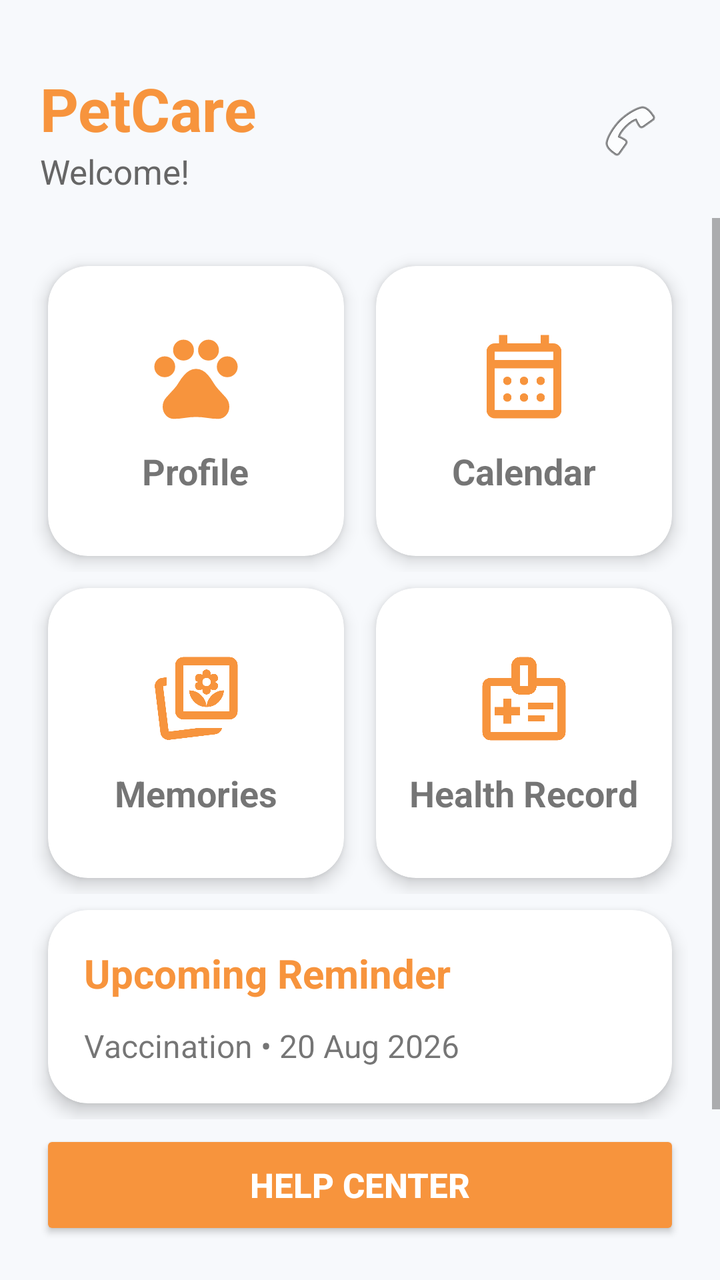
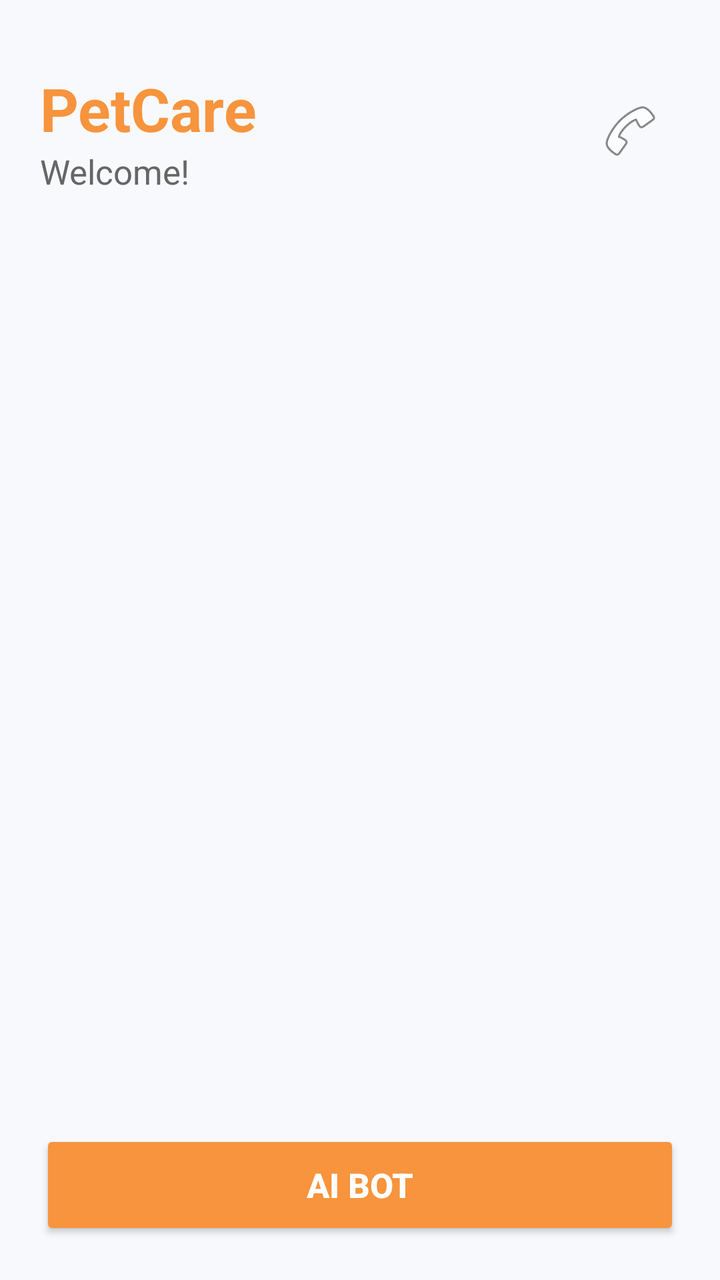

The first picture is an Android layout as it rendered before a commit; the second is the same layout after the commit. The layout source and the unified diff follow.
<!-- AndroidManifest.xml: application theme Theme.PETCARE -->
<!-- res/layout/home.xml -->
<?xml version="1.0" encoding="utf-8"?>


<androidx.constraintlayout.widget.ConstraintLayout
    xmlns:android="http://schemas.android.com/apk/res/android"
    xmlns:app="http://schemas.android.com/apk/res-auto"
    android:layout_width="match_parent"
    android:layout_height="match_parent"
    android:background="#F7F9FC">

    

    <LinearLayout
        android:id="@+id/header"
        android:layout_width="0dp"
        android:layout_height="wrap_content"
        android:layout_marginTop="22dp"
        android:paddingHorizontal="20dp"
        android:paddingVertical="12dp"
        android:gravity="center_vertical"
        android:orientation="horizontal"
        app:layout_constraintTop_toTopOf="parent"
        app:layout_constraintStart_toStartOf="parent"
        app:layout_constraintEnd_toEndOf="parent">

        <LinearLayout
            android:layout_width="0dp"
            android:layout_height="wrap_content"
            android:layout_weight="1"
            android:orientation="vertical">

            <TextView
                android:layout_width="wrap_content"
                android:layout_height="wrap_content"
                android:text="PetCare"
                android:textColor="#F7943D"
                android:textSize="30sp"
                android:textStyle="bold"/>

            <TextView
                android:id="@+id/txtWelcome"
                android:layout_width="wrap_content"
                android:layout_height="wrap_content"
                android:text="Welcome!"
                android:textColor="#666666"
                android:textSize="17sp"/>

        </LinearLayout>

        <ImageButton
            android:id="@+id/btnHelpline"
            android:layout_width="50dp"
            android:layout_height="50dp"
            android:background="?attr/selectableItemBackgroundBorderless"
            android:src="@android:drawable/ic_menu_call"/>

    </LinearLayout>


    

    <ScrollView
        android:layout_width="0dp"
        android:layout_height="0dp"
        app:layout_constraintTop_toBottomOf="@id/header"
        app:layout_constraintBottom_toTopOf="@id/btnHelp"
        app:layout_constraintStart_toStartOf="parent"
        app:layout_constraintEnd_toEndOf="parent">

        <LinearLayout
            android:layout_width="match_parent"
            android:layout_height="wrap_content"
            android:orientation="vertical"
            android:padding="16dp">

            

            <LinearLayout
                android:layout_width="match_parent"
                android:layout_height="wrap_content"
                android:orientation="horizontal">

                <androidx.cardview.widget.CardView
                    android:id="@+id/cardProfile"
                    android:layout_width="0dp"
                    android:layout_height="145dp"
                    android:layout_weight="1"
                    android:layout_margin="8dp"
                    app:cardCornerRadius="20dp"
                    app:cardElevation="5dp">

                    <LinearLayout
                        android:layout_width="match_parent"
                        android:layout_height="match_parent"
                        android:gravity="center"
                        android:orientation="vertical">

                        <ImageView
                            android:layout_width="50dp"
                            android:layout_height="50dp"
                            android:src="@drawable/ic_profile"
                            app:tint="@color/orange"/>

                        <TextView
                            android:layout_width="wrap_content"
                            android:layout_height="wrap_content"
                            android:layout_marginTop="10dp"
                            android:text="Profile"
                            android:textSize="18sp"
                            android:textStyle="bold" />

                    </LinearLayout>

                </androidx.cardview.widget.CardView>

                <androidx.cardview.widget.CardView
                    android:id="@+id/cardCalendar"
                    android:layout_width="0dp"
                    android:layout_height="145dp"
                    android:layout_weight="1"
                    android:layout_margin="8dp"
                    app:cardCornerRadius="20dp"
                    app:cardElevation="5dp">

                    <LinearLayout
                        android:layout_width="match_parent"
                        android:layout_height="match_parent"
                        android:gravity="center"
                        android:orientation="vertical">

                        <ImageView
                            android:layout_width="50dp"
                            android:layout_height="50dp"
                            android:src="@drawable/ic_calendar"
                            app:tint="@color/orange"/>

                        <TextView
                            android:layout_width="wrap_content"
                            android:layout_height="wrap_content"
                            android:layout_marginTop="10dp"
                            android:text="Calendar"
                            android:textSize="18sp"
                            android:textStyle="bold"/>

                    </LinearLayout>

                </androidx.cardview.widget.CardView>

            </LinearLayout>

            

            <LinearLayout
                android:layout_width="match_parent"
                android:layout_height="wrap_content"
                android:orientation="horizontal">

                <androidx.cardview.widget.CardView
                    android:id="@+id/cardReminder"
                    android:layout_width="0dp"
                    android:layout_height="145dp"
                    android:layout_weight="1"
                    android:layout_margin="8dp"
                    app:cardCornerRadius="20dp"
                    app:cardElevation="5dp">

                    <LinearLayout
                        android:layout_width="match_parent"
                        android:layout_height="match_parent"
                        android:gravity="center"
                        android:orientation="vertical">

                        <ImageView
                            android:layout_width="50dp"
                            android:layout_height="50dp"
                            android:src="@drawable/ic_memories"
                            app:tint="@color/orange"/>

                        <TextView
                            android:layout_width="wrap_content"
                            android:layout_height="wrap_content"
                            android:layout_marginTop="10dp"
                            android:text="Memories"
                            android:textSize="18sp"
                            android:textStyle="bold"/>

                    </LinearLayout>

                </androidx.cardview.widget.CardView>

                <androidx.cardview.widget.CardView
                    android:id="@+id/cardHealth"
                    android:layout_width="0dp"
                    android:layout_height="145dp"
                    android:layout_weight="1"
                    android:layout_margin="8dp"
                    app:cardCornerRadius="20dp"
                    app:cardElevation="5dp">

                    <LinearLayout
                        android:layout_width="match_parent"
                        android:layout_height="match_parent"
                        android:gravity="center"
                        android:orientation="vertical">

                        <ImageView
                            android:layout_width="50dp"
                            android:layout_height="50dp"
                            android:src="@drawable/ic_healthreport"
                            app:tint="@color/orange"/>

                        <TextView
                            android:layout_width="wrap_content"
                            android:layout_height="wrap_content"
                            android:layout_marginTop="10dp"
                            android:text="Health Record"
                            android:textSize="18sp"
                            android:textStyle="bold"/>

                    </LinearLayout>

                </androidx.cardview.widget.CardView>

            </LinearLayout>

            

            <androidx.cardview.widget.CardView
                android:layout_width="match_parent"
                android:layout_height="wrap_content"
                android:layout_margin="8dp"
                app:cardCornerRadius="20dp"
                app:cardElevation="5dp">

                <LinearLayout
                    android:layout_width="match_parent"
                    android:layout_height="wrap_content"
                    android:orientation="vertical"
                    android:padding="18dp">

                    <TextView
                        android:layout_width="wrap_content"
                        android:layout_height="wrap_content"
                        android:text="Upcoming Reminder"
                        android:textColor="#F7943D"
                        android:textSize="20sp"
                        android:textStyle="bold"/>

                    <TextView
                        android:layout_width="wrap_content"
                        android:layout_height="wrap_content"
                        android:layout_marginTop="12dp"
                        android:text="Vaccination • 20 Aug 2026"
                        android:textSize="16sp"/>

                </LinearLayout>

            </androidx.cardview.widget.CardView>

        </LinearLayout>

    </ScrollView>

    

    <Button
        android:id="@+id/btnHelp"
        android:layout_width="0dp"
        android:layout_height="55dp"
        android:layout_margin="20dp"
        android:backgroundTint="#F7943D"
        android:text="HELP CENTER"
        android:textAllCaps="false"
        android:textColor="#FFFFFF"
        android:textSize="17sp"
        android:textStyle="bold"
        app:layout_constraintBottom_toBottomOf="parent"
        app:layout_constraintStart_toStartOf="parent"
        app:layout_constraintEnd_toEndOf="parent"/>

</androidx.constraintlayout.widget.ConstraintLayout>
<!-- resources referenced by this layout -->
<resources>
  <color name="orange">#F7943D</color>
  <!-- drawable ic_healthreport (drawable) -->
  <vector xmlns:android="http://schemas.android.com/apk/res/android"
      android:width="24dp"
      android:height="24dp"
      android:viewportWidth="960"
      android:viewportHeight="960">
    <path
        android:pathData="M280,720h80v-80h80v-80h-80v-80h-80v80h-80v80h80v80ZM520,580h240v-60L520,520v60ZM520,700h160v-60L520,640v60ZM160,880q-33,0 -56.5,-23.5T80,800v-440q0,-33 23.5,-56.5T160,280h200v-120q0,-33 23.5,-56.5T440,80h80q33,0 56.5,23.5T600,160v120h200q33,0 56.5,23.5T880,360v440q0,33 -23.5,56.5T800,880L160,880ZM160,800h640v-440L600,360q0,33 -23.5,56.5T520,440h-80q-33,0 -56.5,-23.5T360,360L160,360v440ZM440,360h80v-200h-80v200ZM480,580Z"
        android:fillColor="#e3e3e3"/>
  </vector>
  <!-- drawable ic_memories (drawable) -->
  <vector xmlns:android="http://schemas.android.com/apk/res/android"
      android:width="24dp"
      android:height="24dp"
      android:viewportWidth="960"
      android:viewportHeight="960">
    <path
        android:pathData="M508,760h224q-7,26 -24,42t-44,20L228,875q-33,5 -59.5,-15.5T138,806L85,369q-4,-33 16,-59t53,-30l46,-6v80l-36,5 54,437 290,-36ZM360,680q-33,0 -56.5,-23.5T280,600v-440q0,-33 23.5,-56.5T360,80h440q33,0 56.5,23.5T880,160v440q0,33 -23.5,56.5T800,680L360,680ZM360,600h440v-440L360,160v440ZM580,380ZM218,796ZM581,560q68,0 115.5,-47T749,400q-68,0 -116.5,47T581,560ZM581,560q-3,-66 -51.5,-113T413,400q5,66 52.5,113T581,560ZM581,440q17,0 28.5,-11.5T621,400v-10l10,4q15,6 30.5,3t23.5,-17q9,-15 6,-32t-20,-24l-10,-4 10,-4q17,-7 19.5,-24.5T685,260q-9,-15 -24,-17.5t-30,3.5l-10,4v-10q0,-17 -11.5,-28.5T581,200q-17,0 -28.5,11.5T541,240v10l-10,-4q-15,-6 -30,-3.5T477,260q-8,14 -5.5,31.5T491,316l10,4 -10,4q-17,7 -20,24t6,32q8,14 23.5,17t30.5,-3l10,-4v10q0,17 11.5,28.5T581,440ZM581,360q-17,0 -28.5,-11.5T541,320q0,-17 11.5,-28.5T581,280q17,0 28.5,11.5T621,320q0,17 -11.5,28.5T581,360Z"
        android:fillColor="#e3e3e3"/>
  </vector>
  <!-- drawable ic_profile (drawable) -->
  <vector xmlns:android="http://schemas.android.com/apk/res/android"
      android:width="24dp"
      android:height="24dp"
      android:viewportWidth="960"
      android:viewportHeight="960">
    <path
        android:pathData="M180,485q-42,0 -71,-29t-29,-71q0,-42 29,-71t71,-29q42,0 71,29t29,71q0,42 -29,71t-71,29ZM289,296q-29,-29 -29,-71t29,-71q29,-29 71,-29t71,29q29,29 29,71t-29,71q-29,29 -71,29t-71,-29ZM529,296q-29,-29 -29,-71t29,-71q29,-29 71,-29t71,29q29,29 29,71t-29,71q-29,29 -71,29t-71,-29ZM780,485q-42,0 -71,-29t-29,-71q0,-42 29,-71t71,-29q42,0 71,29t29,71q0,42 -29,71t-71,29ZM266,885q-45,0 -75.5,-34.5T160,769q0,-52 35.5,-91t70.5,-77q29,-31 50,-67.5t50,-68.5q22,-26 51,-43t63,-17q34,0 63,16t51,42q28,32 49.5,69t50.5,69q35,38 70.5,77t35.5,91q0,47 -30.5,81.5T694,885q-54,0 -107,-9t-107,-9q-54,0 -107,9t-107,9Z"
        android:fillColor="#e3e3e3"/>
  </vector>
  <style name="Theme.PETCARE" parent="Theme.AppCompat.Light.NoActionBar">
          
      </style>
  <!-- unchanged entries left out for length: 1 -->
</resources>

<!-- the commit's change to res/layout/home.xml (unified diff, before → after) -->
@@ -247,10 +247,11 @@
                         android:textStyle="bold"/>
 
                     <TextView
+                        android:id="@+id/txtUpcomingReminder"
                         android:layout_width="wrap_content"
                         android:layout_height="wrap_content"
                         android:layout_marginTop="12dp"
-                        android:text="Vaccination • 20 Aug 2026"
+                        android:text="No upcoming reminders"
                         android:textSize="16sp"/>
 
                 </LinearLayout>
@@ -264,12 +265,12 @@
     
 
     <Button
-        android:id="@+id/btnHelp"
+        android:id="@+id/btnbot"
         android:layout_width="0dp"
         android:layout_height="55dp"
         android:layout_margin="20dp"
         android:backgroundTint="#F7943D"
-        android:text="HELP CENTER"
+        android:text="AI BOT"
         android:textAllCaps="false"
         android:textColor="#FFFFFF"
         android:textSize="17sp"
